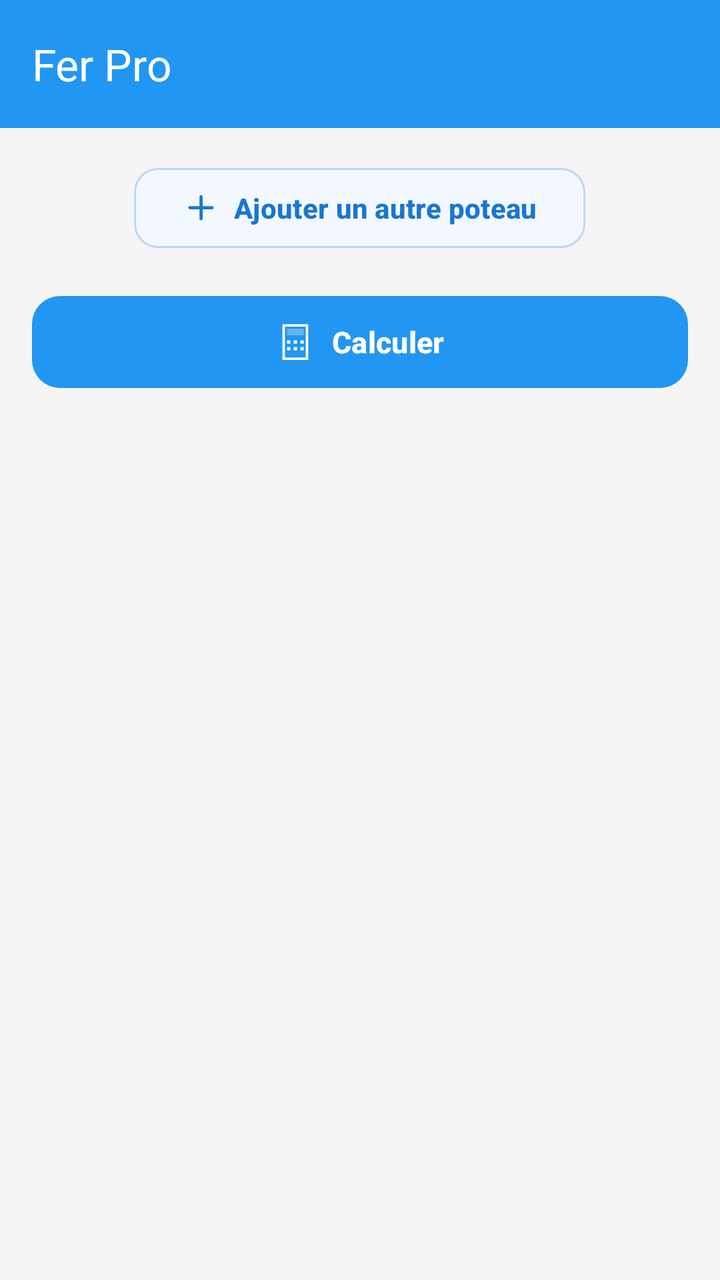
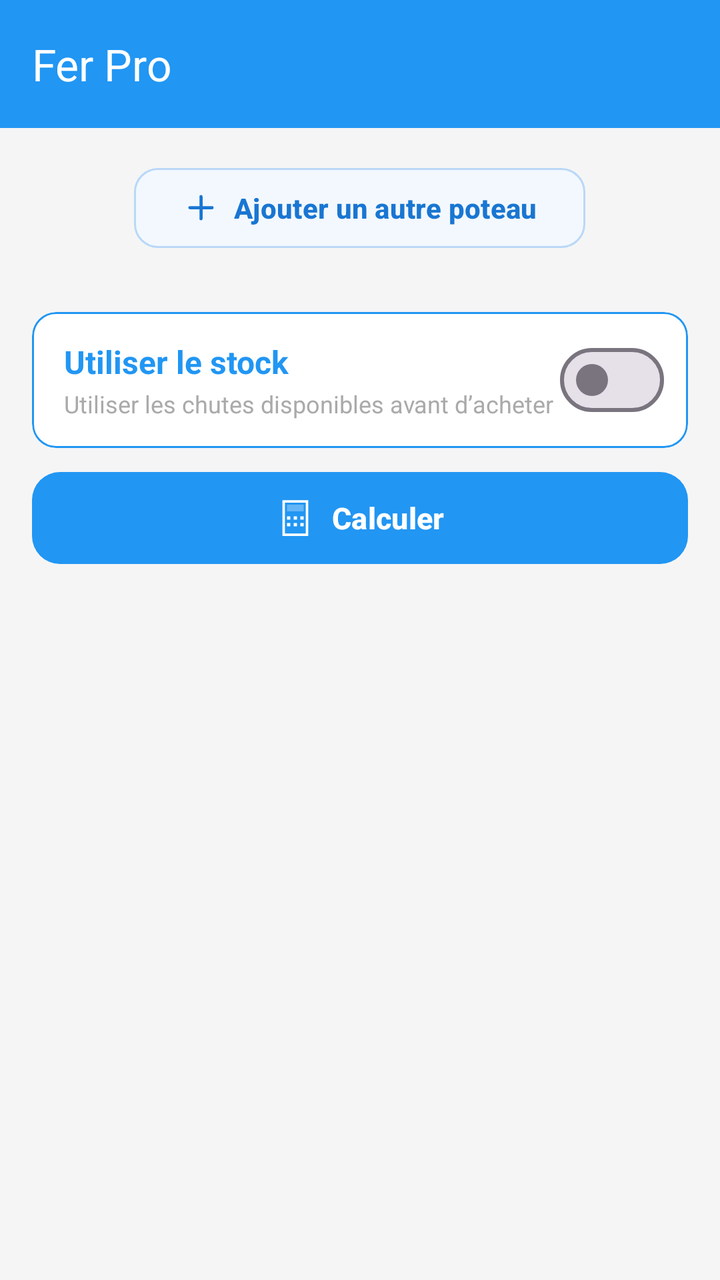

The first picture is an Android layout as it rendered before a commit; the second is the same layout after the commit. The layout source and the unified diff follow.
<!-- AndroidManifest.xml: application theme Theme.GKMBarFer -->
<!-- res/layout/activity_main.xml -->
<?xml version="1.0" encoding="utf-8"?>
<androidx.drawerlayout.widget.DrawerLayout
    xmlns:android="http://schemas.android.com/apk/res/android"
    xmlns:app="http://schemas.android.com/apk/res-auto"
    android:id="@+id/drawerLayout"
    android:layout_width="match_parent"
    android:layout_height="match_parent">

    

    <LinearLayout
        android:layout_width="match_parent"
        android:layout_height="match_parent"
        android:orientation="vertical">

    <include layout="@layout/layout_header" />

    <ScrollView
        android:layout_width="match_parent"
        android:layout_height="0dp"
        android:layout_weight="1"
        android:background="@color/background"
        android:fillViewport="true"
        android:paddingStart="16dp"
        android:paddingTop="16dp"
        android:paddingEnd="16dp"
        android:paddingBottom="16dp">

        <LinearLayout
            android:layout_width="match_parent"
            android:layout_height="wrap_content"
            android:orientation="vertical">

            
            <LinearLayout
                android:id="@+id/layoutGroupesPoteaux"
                android:layout_width="match_parent"
                android:layout_height="wrap_content"
                android:orientation="vertical" />

            
            <com.google.android.material.button.MaterialButton
                android:id="@+id/btnAjouterPoteau"
                android:layout_width="wrap_content"
                android:layout_height="48dp"
                android:layout_gravity="center_horizontal"
                android:layout_marginBottom="16dp"
                android:minWidth="0dp"
                android:minHeight="0dp"
                android:text="@string/ajouter_poteau"
                android:textAllCaps="false"
                android:textColor="@color/add_poteau_text"
                android:textSize="14sp"
                android:textStyle="bold"
                app:backgroundTint="@color/add_poteau_background"
                app:cornerRadius="12dp"
                app:elevation="0dp"
                app:icon="@drawable/ic_add_poteau"
                app:iconGravity="textStart"
                app:iconPadding="7dp"
                app:iconSize="19dp"
                app:iconTint="@color/add_poteau_text"
                app:strokeColor="@color/add_poteau_stroke"
                app:strokeWidth="1dp" />

            
            <com.google.android.material.button.MaterialButton
                android:id="@+id/btnCalculer"
                android:layout_width="match_parent"
                android:layout_height="54dp"
                android:layout_marginBottom="24dp"
                android:minHeight="0dp"
                android:text="@string/calculer"
                android:textAllCaps="false"
                android:textColor="@color/white"
                android:textSize="15sp"
                android:textStyle="bold"
                app:backgroundTint="@color/primary"
                app:cornerRadius="14dp"
                app:elevation="2dp"
                app:icon="@drawable/ic_calculate"
                app:iconGravity="textStart"
                app:iconPadding="8dp"
                app:iconSize="20dp"
                app:iconTint="@color/white" />

            
            
            

            <androidx.cardview.widget.CardView
                android:id="@+id/cardResultats"
                android:layout_width="match_parent"
                android:layout_height="wrap_content"
                android:layout_marginBottom="16dp"
                android:visibility="gone"
                app:cardBackgroundColor="@color/surface"
                app:cardCornerRadius="16dp"
                app:cardElevation="2dp"
                app:cardUseCompatPadding="false">

                <LinearLayout
                    android:layout_width="match_parent"
                    android:layout_height="wrap_content"
                    android:orientation="vertical"
                    android:paddingStart="16dp"
                    android:paddingTop="16dp"
                    android:paddingEnd="16dp"
                    android:paddingBottom="16dp">

                    
                    <LinearLayout
                        android:layout_width="match_parent"
                        android:layout_height="wrap_content"
                        android:orientation="vertical">

                        <TextView
                            android:layout_width="match_parent"
                            android:layout_height="wrap_content"
                            android:includeFontPadding="false"
                            android:text="@string/resultats"
                            android:textColor="@color/primary"
                            android:textSize="18sp"
                            android:textStyle="bold" />

                        <TextView
                            android:layout_width="match_parent"
                            android:layout_height="wrap_content"
                            android:layout_marginTop="4dp"
                            android:includeFontPadding="false"
                            android:text="Synthèse du calcul et optimisation"
                            android:textColor="@color/secondary_text"
                            android:textSize="12sp" />

                    </LinearLayout>

                    
                    <View
                        android:layout_width="match_parent"
                        android:layout_height="1dp"
                        android:layout_marginTop="14dp"
                        android:layout_marginBottom="14dp"
                        android:background="@color/divider" />

                    
                    <LinearLayout
                        android:layout_width="match_parent"
                        android:layout_height="wrap_content"
                        android:gravity="center_vertical"
                        android:orientation="horizontal">

                        <com.google.android.material.button.MaterialButton
                            android:id="@+id/btnExporterPdf"
                            android:layout_width="0dp"
                            android:layout_height="42dp"
                            android:layout_weight="1"
                            android:minWidth="0dp"
                            android:minHeight="0dp"
                            android:paddingStart="8dp"
                            android:paddingEnd="8dp"
                            android:text="Exporter PDF"
                            android:textAllCaps="false"
                            android:textColor="@color/on_surface"
                            android:textSize="12sp"
                            android:textStyle="bold"
                            app:backgroundTint="@color/pdf_color"
                            app:cornerRadius="10dp"
                            app:elevation="0dp"
                            app:icon="@drawable/ic_pdf_export"
                            app:iconGravity="textStart"
                            app:iconPadding="5dp"
                            app:iconSize="16dp"
                            app:iconTint="@color/on_surface" />

                        <com.google.android.material.button.MaterialButton
                            android:id="@+id/btnExporterExcel"
                            android:layout_width="0dp"
                            android:layout_height="42dp"
                            android:layout_marginStart="8dp"
                            android:layout_weight="1"
                            android:minWidth="0dp"
                            android:minHeight="0dp"
                            android:paddingStart="8dp"
                            android:paddingEnd="8dp"
                            android:text="Exporter Excel"
                            android:textAllCaps="false"
                            android:textColor="@color/white"
                            android:textSize="12sp"
                            android:textStyle="bold"
                            app:backgroundTint="@color/excel_color"
                            app:cornerRadius="10dp"
                            app:elevation="0dp"
                            app:icon="@drawable/ic_excel_export"
                            app:iconGravity="textStart"
                            app:iconPadding="5dp"
                            app:iconSize="16dp"
                            app:iconTint="@color/white" />

                    </LinearLayout>

                    
                    <View
                        android:layout_width="match_parent"
                        android:layout_height="1dp"
                        android:layout_marginTop="14dp"
                        android:layout_marginBottom="14dp"
                        android:background="@color/divider" />

                    
                    <TextView
                        android:id="@+id/tvResultats"
                        android:layout_width="match_parent"
                        android:layout_height="wrap_content"
                        android:includeFontPadding="false"
                        android:lineSpacingExtra="4dp"
                        android:textColor="#343A40"
                        android:textSize="14sp" />

                    
                    <LinearLayout
                        android:id="@+id/layoutResultatsBarres"
                        android:layout_width="match_parent"
                        android:layout_height="wrap_content"
                        android:layout_marginTop="8dp"
                        android:orientation="vertical" />

                </LinearLayout>

            </androidx.cardview.widget.CardView>

        </LinearLayout>



    </ScrollView>
    </LinearLayout>

    
    <com.google.android.material.navigation.NavigationView
        android:id="@+id/navigationView"
        android:layout_width="wrap_content"
        android:layout_height="match_parent"
        android:layout_gravity="start"
        app:headerLayout="@layout/nav_header"
        app:menu="@menu/drawer_menu" />

</androidx.drawerlayout.widget.DrawerLayout>
<!-- res/layout/layout_header.xml (included above) -->
<?xml version="1.0" encoding="utf-8"?>
<com.google.android.material.appbar.MaterialToolbar
    xmlns:android="http://schemas.android.com/apk/res/android"
    xmlns:app="http://schemas.android.com/apk/res-auto"
    android:id="@+id/toolbar"
    android:layout_width="match_parent"
    android:layout_height="?attr/actionBarSize"
    android:background="@color/primary"
    android:minHeight="?attr/actionBarSize"
    app:title="@string/app_name"
    app:titleTextColor="@color/white" />
<!-- res/layout/nav_header.xml (included above) -->
<?xml version="1.0" encoding="utf-8"?>
<LinearLayout xmlns:android="http://schemas.android.com/apk/res/android"
    android:layout_width="match_parent"
    android:layout_height="160dp"
    android:background="@color/primary"
    android:gravity="center_vertical"
    android:orientation="vertical"
    android:padding="16dp">

    <ImageView
        android:layout_width="56dp"
        android:layout_height="56dp"
        android:layout_marginBottom="8dp"
        android:contentDescription="@string/app_name"
        android:src="@mipmap/ic_launcher" />

    <TextView
        android:layout_width="wrap_content"
        android:layout_height="wrap_content"
        android:text="@string/app_name"
        android:textColor="@color/white"
        android:textSize="18sp"
        android:textStyle="bold" />

</LinearLayout>
<!-- resources referenced by this layout -->
<resources>
  <color name="add_poteau_background">#F3F8FE</color>
  <color name="add_poteau_stroke">#B9D8F7</color>
  <color name="add_poteau_text">#1976D2</color>
  <color name="background">#F5F5F5</color>
  <color name="divider">#E5E7EB</color>
  <color name="excel_color">#217346</color>
  <color name="on_surface">#212121</color>
  <color name="pdf_color">#F9A825</color>
  <color name="primary">#2196F3</color>
  <color name="secondary_text">#6B7280</color>
  <color name="surface">#FFFFFF</color>
  <color name="white">#FFFFFFFF</color>
  <!-- drawable ic_add_poteau (drawable) -->
  <?xml version="1.0" encoding="utf-8"?>
  <vector xmlns:android="http://schemas.android.com/apk/res/android"
      android:width="24dp"
      android:height="24dp"
      android:viewportWidth="24"
      android:viewportHeight="24">
  
      <path
          android:fillColor="@android:color/transparent"
          android:pathData="M12,5 L12,19 M5,12 L19,12"
          android:strokeColor="@color/add_poteau_text"
          android:strokeWidth="2"
          android:strokeLineCap="round" />
  
  </vector>
  <!-- drawable ic_excel_export (drawable) -->
  <?xml version="1.0" encoding="utf-8"?>
  <vector xmlns:android="http://schemas.android.com/apk/res/android"
      android:width="24dp"
      android:height="24dp"
      android:viewportWidth="24"
      android:viewportHeight="24">
      <path
          android:strokeColor="#FFFFFFFF"
          android:strokeWidth="1.5"
          android:pathData="M4,4 H20 V20 H4 Z" />
      <path
          android:strokeColor="#FFFFFFFF"
          android:strokeWidth="1.5"
          android:pathData="M4,10.5 H20" />
      <path
          android:strokeColor="#FFFFFFFF"
          android:strokeWidth="1.5"
          android:pathData="M4,15.5 H20" />
      <path
          android:strokeColor="#FFFFFFFF"
          android:strokeWidth="1.5"
          android:pathData="M12,4 V20" />
  </vector>
  <!-- drawable ic_pdf_export (drawable) -->
  <?xml version="1.0" encoding="utf-8"?>
  <vector xmlns:android="http://schemas.android.com/apk/res/android"
      android:width="24dp"
      android:height="24dp"
      android:viewportWidth="24"
      android:viewportHeight="24">
      <path
          android:fillColor="#FFFFFFFF"
          android:pathData="M6,2 L14,2 L18,6 L18,22 L6,22 Z" />
      <path
          android:fillColor="#4D000000"
          android:pathData="M14,2 L14,6 L18,6 Z" />
  </vector>
  <!-- mipmap ic_launcher (mipmap-anydpi-v26) -->
  <?xml version="1.0" encoding="utf-8"?>
  <adaptive-icon xmlns:android="http://schemas.android.com/apk/res/android">
      <background android:drawable="@drawable/ic_launcher_background"/>
      <foreground android:drawable="@mipmap/ic_launcher_foreground"/>
  </adaptive-icon>
  <string name="ajouter_poteau">Ajouter un autre poteau</string>
  <string name="app_name">Fer Pro</string>
  <string name="calculer">Calculer</string>
  <string name="resultats">Résultats</string>
  <style name="Theme.GKMBarFer" parent="Base.Theme.GKMBarFer" />
  <style name="Base.Theme.GKMBarFer" parent="Theme.Material3.DayNight.NoActionBar">
          <item name="colorPrimary">@color/primary</item>
          <item name="colorPrimaryVariant">@color/primary_dark</item>
          <item name="colorOnPrimary">@color/white</item>
          <item name="android:windowBackground">@color/background</item>
      </style>
  <color name="primary_dark">#1976D2</color>
  <!-- unchanged entries left out for length: 2 -->
</resources>

<!-- the commit's change to res/layout/activity_main.xml (unified diff, before → after) -->
@@ -63,6 +63,62 @@
                 app:strokeColor="@color/add_poteau_stroke"
                 app:strokeWidth="1dp" />
 
+            <com.google.android.material.card.MaterialCardView
+                android:id="@+id/cardUtiliserStock"
+                android:layout_width="match_parent"
+                android:layout_height="wrap_content"
+                android:layout_marginTop="12dp"
+                android:layout_marginBottom="8dp"
+                app:cardCornerRadius="12dp"
+                app:cardElevation="0dp"
+                app:strokeWidth="1dp"
+                app:strokeColor="@color/primary"
+                app:cardBackgroundColor="@android:color/white">
+
+                <LinearLayout
+                    android:layout_width="match_parent"
+                    android:layout_height="wrap_content"
+                    android:orientation="horizontal"
+                    android:gravity="center_vertical"
+                    android:paddingStart="16dp"
+                    android:paddingEnd="12dp"
+                    android:paddingTop="10dp"
+                    android:paddingBottom="10dp">
+
+                    <LinearLayout
+                        android:layout_width="0dp"
+                        android:layout_height="wrap_content"
+                        android:layout_weight="1"
+                        android:orientation="vertical">
+
+                        <TextView
+                            android:layout_width="wrap_content"
+                            android:layout_height="wrap_content"
+                            android:text="Utiliser le stock"
+                            android:textSize="16sp"
+                            android:textStyle="bold"
+                            android:textColor="@color/primary" />
+
+                        <TextView
+                            android:layout_width="wrap_content"
+                            android:layout_height="wrap_content"
+                            android:layout_marginTop="2dp"
+                            android:text="Utiliser les chutes disponibles avant d’acheter"
+                            android:textSize="12sp"
+                            android:textColor="@android:color/darker_gray" />
+
+                    </LinearLayout>
+
+                    <com.google.android.material.materialswitch.MaterialSwitch
+                        android:id="@+id/switchUtiliserStock"
+                        android:layout_width="wrap_content"
+                        android:layout_height="wrap_content"
+                        android:checked="false" />
+
+                </LinearLayout>
+
+            </com.google.android.material.card.MaterialCardView>
+
             
             <com.google.android.material.button.MaterialButton
                 android:id="@+id/btnCalculer"
